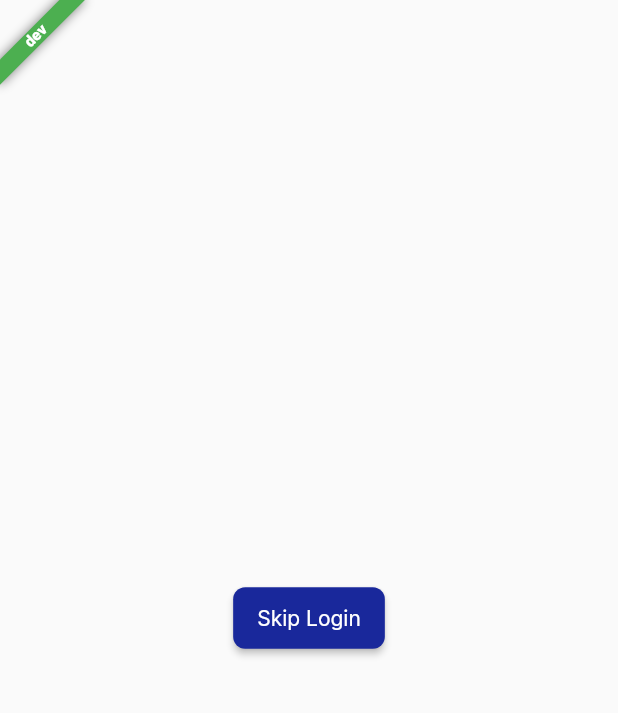
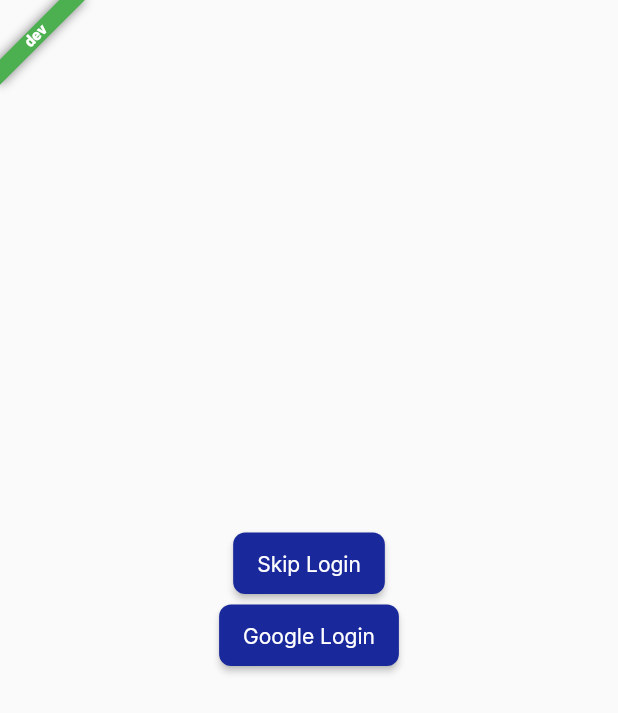
Before and after one commit to vbalagovic/flutter-presetup, a Flutter app: the screen it shows after launch, on a phone screen of 412 x 824 dp. Shown: the top 713 px of the screen. Run offline on Flutter 3.47's test engine with Material 2 defaults, Android fonts, the phone set to English and light mode, and no system bars; our stand-ins replace easy_localization, firebase_analytics, firebase_auth, firebase_core, flutter_easyloading, flutter_riverpod and 6 more; accounts and stored records are empty.

Commit message:
Partially added social

```diff
--- a/lib/data/providers/theme_provider.dart
+++ b/lib/data/providers/theme_provider.dart
@@ -30,6 +30,6 @@
 
   void setThemeMode(ThemeMode mode) {
     state = state.copyWith(mode: mode); // mode;
-    KvzTheme.saveThemeMode(mode);
+    FpTheme.saveThemeMode(mode);
   }
 }
--- a/lib/main_common.dart
+++ b/lib/main_common.dart
@@ -1,11 +1,13 @@
 import 'package:firebase_core/firebase_core.dart';
 import 'package:flutter/material.dart';
+import 'package:flutter_easyloading/flutter_easyloading.dart';
 import 'package:flutter_riverpod/flutter_riverpod.dart';
 import 'package:easy_localization/easy_localization.dart';
 import 'package:presetup/data/providers/auth_provider.dart';
 import 'package:presetup/data/providers/theme_provider.dart';
 import 'package:presetup/utilities/router.dart';
 import 'package:firebase_analytics/firebase_analytics.dart';
+import 'package:presetup/utilities/theme.dart';
 
 void mainCommon(options) async {
   WidgetsFlutterBinding.ensureInitialized();
@@ -24,6 +26,8 @@
   ], path: 'assets/translations', fallbackLocale: const Locale('en'), child: UncontrolledProviderScope(container: container, child: MyApp())));
 }
 
+void configLoading() {}
+
 class MyApp extends ConsumerStatefulWidget {
   const MyApp({super.key});
 
@@ -34,6 +38,17 @@
 class MyAppState extends ConsumerState<MyApp> {
   @override
   Widget build(BuildContext context) {
+    EasyLoading.instance
+      ..maskType = EasyLoadingMaskType.black
+      ..loadingStyle = EasyLoadingStyle.custom
+      ..textColor = FpTheme.of(context).darkTone60
+      ..backgroundColor = Colors.grey[50]
+      ..contentPadding = const EdgeInsets.all(25)
+      ..maskColor = Colors.transparent
+      ..progressColor = FpTheme.of(context).darkTone60
+      ..indicatorColor = FpTheme.of(context).darkTone60
+      ..indicatorType = EasyLoadingIndicatorType.wave;
+
     final router = ref.watch(routerProvider);
     ThemeMode themeMode = ref.watch(themeProvider).mode;
 
@@ -45,6 +60,18 @@
       darkTheme: ThemeData(brightness: Brightness.dark),
       themeMode: themeMode,
       routerConfig: router,
+      builder: EasyLoading.init(builder: (context, child) {
+        //EasyLoading.init();
+        // Obtain the current media query information.
+        final mediaQueryData = MediaQuery.of(context);
+
+        return MediaQuery(
+          // Set the default textScaleFactor to 1.0 for
+          // the whole subtree.
+          data: mediaQueryData.copyWith(textScaleFactor: 1.0),
+          child: child!,
+        );
+      }),
     );
   }
 }
--- a/lib/screens/login_screen.dart
+++ b/lib/screens/login_screen/login_screen.dart
@@ -6,6 +6,7 @@
 import 'package:flutter_riverpod/flutter_riverpod.dart';
 import 'package:presetup/data/providers/auth_provider.dart';
 import 'package:presetup/flavor_banner.dart';
+import 'package:presetup/screens/login_screen/widgets/social_login.dart';
 import 'package:presetup/widgets/fp_button.dart';
 
 class LoginScreen extends ConsumerStatefulWidget {
@@ -50,6 +51,8 @@
               onPressed: state.isLoading ? null : () => ref.read(signInProvider.notifier).signInAnonymously(),
               isLoading: state.isLoading,
             ),
+
+            SocialLogin()
           ],
         )), // This trailing comma makes auto-formatting nicer for build methods.
       ),
--- /dev/null
+++ b/lib/screens/login_screen/widgets/social_login.dart
@@ -0,0 +1,107 @@
+import 'dart:developer';
+import 'dart:io';
+
+import 'package:flutter/material.dart';
+import 'package:flutter_easyloading/flutter_easyloading.dart';
+import 'package:flutter_riverpod/flutter_riverpod.dart';
+import 'package:presetup/services/social_auth_service.dart';
+import 'package:presetup/utilities/auth_handler.dart';
+import 'package:presetup/utilities/enum.dart';
+import 'package:presetup/utilities/router.dart';
+import 'package:presetup/widgets/fp_button.dart';
+
+
+class SocialLogin extends ConsumerWidget {
+  const SocialLogin({
+    Key? key,
+  }) : super(key: key);
+
+  @override
+  Widget build(BuildContext context, WidgetRef ref) {
+    double sizeW = MediaQuery.of(context).size.width / 100;
+
+    void handleSocialLogin(AuthResultStatus status) {
+      EasyLoading.dismiss();
+      if (status == AuthResultStatus.successful) {
+      } else if (status == AuthResultStatus.cancelled) {
+        //
+      } else {
+        showDialog(
+            context: context,
+            builder: (context) {
+              return GestureDetector(
+                onTap: (() => Navigator.pop(context)),
+                child: AlertDialog(
+                  title: const Center(
+                    child: Text('Failed'),
+                  ),
+                  content: Text(
+                    AuthExceptionHandler.generateExceptionMessage(status),
+                    textAlign: TextAlign.center,
+                  ),
+                ),
+              );
+            });
+      }
+    }
+
+    Future<void> redirectOnLogin() async {
+      // Fetch user data from backend if needed
+      ref.read(routerProvider).go("/home/dashboard");
+    }
+
+    Future<AuthResultStatus> signInWithGoogle() async {
+      final AuthResultStatus result = await AuthService(ref).googleSignIn();
+
+      if (result == AuthResultStatus.successful) {
+        await redirectOnLogin();
+      }
+      handleSocialLogin(result);
+
+      return result;
+    }
+
+    /* Future<AuthResultStatus> signInWithFacebook() async {
+      log("fcb sign in");
+      final AuthResultStatus result = await AuthService().facebookSignIn();
+
+      if (result == AuthResultStatus.successful) {
+        await redirectOnLogin();
+      }
+      handleSocialLogin(result);
+
+      return result;
+    }
+
+    Future<AuthResultStatus> signInWithApple() async {
+      log("apple sign in");
+      final AuthResultStatus result = await AuthService().appleSignIn();
+
+      if (result == AuthResultStatus.successful) {
+        await redirectOnLogin();
+      }
+      handleSocialLogin(result);
+      return result;
+    } */
+
+    return Padding(
+      padding: const EdgeInsets.only(bottom: 25),
+      child: SizedBox(
+        width: Platform.isIOS ? sizeW * 60 : sizeW * 40,
+        child: Row(
+          mainAxisSize: MainAxisSize.max,
+          mainAxisAlignment: MainAxisAlignment.spaceAround,
+          crossAxisAlignment: CrossAxisAlignment.center,
+          children: [
+            FpButton(
+              title: "Google Login",
+              onPressed: () async {
+                await signInWithGoogle();
+              },
+            ),
+          ],
+        ),
+      ),
+    );
+  }
+}
--- /dev/null
+++ b/lib/services/social_auth_service.dart
@@ -0,0 +1,163 @@
+import 'dart:developer';
+import 'dart:math' as dm;
+
+import 'package:firebase_auth/firebase_auth.dart';
+import 'package:flutter_easyloading/flutter_easyloading.dart';
+import 'package:flutter_riverpod/flutter_riverpod.dart';
+import 'package:google_sign_in/google_sign_in.dart';
+import 'package:presetup/data/providers/auth_provider.dart';
+import 'package:presetup/utilities/enum.dart';
+
+class AuthService {
+  AuthService(this.ref);
+
+  final FirebaseAuth auth = FirebaseAuth.instance;
+  late AuthResultStatus status;
+  late WidgetRef ref;
+
+  Future<AuthResultStatus> googleSignIn() async {
+    log("google sign in -----");
+    final GoogleSignIn googleSignIn = GoogleSignIn();
+    log("google sign in");
+    try {
+      EasyLoading.show();
+      final googleUser = await googleSignIn.signIn();
+      log(googleUser!.email);
+      if (googleUser == null) {
+        EasyLoading.dismiss();
+        return AuthResultStatus.cancelled;
+      }
+
+      final googleAuth = await googleUser.authentication;
+
+      final credential = GoogleAuthProvider.credential(
+        accessToken: googleAuth.accessToken,
+        idToken: googleAuth.idToken,
+      );
+
+      status = await ref.read(signInProvider.notifier).signInWithCredential(credential);
+
+      return status;
+    } catch (error) {
+      log("$error");
+      EasyLoading.dismiss();
+      return AuthResultStatus.undefined;
+    }
+  }
+
+  /* Future<AuthResultStatus> facebookSignIn() async {
+    log("facebook sign in -----");
+    try {
+      final LoginResult result = await FacebookAuth.instance.login();
+      EasyLoading.show();
+      if (result.status == LoginStatus.success) {
+        final AccessToken accessToken = result.accessToken!;
+        final userData = await FacebookAuth.i.getUserData();
+        final OAuthCredential credential =
+            FacebookAuthProvider.credential(accessToken.token);
+        log("facebook status $userData");
+        status = await signInWithCredential(credential);
+      } else if (result.status == LoginStatus.cancelled) {
+        return AuthResultStatus.cancelled;
+      } else {
+        log("facebook status ${result.status}");
+        log("facebook message ${result.message}");
+        status = AuthResultStatus.undefined;
+      }
+
+      return status;
+    } catch (error) {
+      log("$error");
+      EasyLoading.dismiss();
+      return AuthResultStatus.undefined;
+    }
+  }
+
+  /// Generates a cryptographically secure random nonce, to be included in a
+  /// credential request.
+  String generateNonce([int length = 32]) {
+    const charset =
+        '0123456789ABCDEFGHIJKLMNOPQRSTUVXYZabcdefghijklmnopqrstuvwxyz-._';
+    final random = dm.Random.secure();
+    return List.generate(length, (_) => charset[random.nextInt(charset.length)])
+        .join();
+  }
+
+  /// Returns the sha256 hash of [input] in hex notation.
+  String sha256ofString(String input) {
+    final bytes = utf8.encode(input);
+    final digest = sha256.convert(bytes);
+    return digest.toString();
+  }
+
+  Future<AuthResultStatus> appleSignIn() async {
+    // To prevent replay attacks with the credential returned from Apple, we
+    // include a nonce in the credential request. When signing in with
+    // Firebase, the nonce in the id token returned by Apple, is expected to
+    // match the sha256 hash of `rawNonce`.
+    final rawNonce = generateNonce();
+    final nonce = sha256ofString(rawNonce);
+
+    try {
+      final appleResult = await SignInWithApple.getAppleIDCredential(scopes: [
+        AppleIDAuthorizationScopes.email,
+        AppleIDAuthorizationScopes.fullName,
+      ], nonce: nonce);
+      EasyLoading.show();
+      final credential = OAuthProvider("apple.com")
+          .credential(idToken: appleResult.identityToken, rawNonce: rawNonce);
+      status = await signInWithCredential(credential);
+
+      return status;
+    } on SignInWithAppleAuthorizationException catch (error) {
+      if (error.code == AuthorizationErrorCode.unknown ||
+          error.code == AuthorizationErrorCode.canceled) {
+        return AuthResultStatus.cancelled;
+      }
+      EasyLoading.dismiss();
+      return AuthResultStatus.undefined;
+    } catch (error) {
+      EasyLoading.dismiss();
+      return AuthResultStatus.undefined;
+    }
+  }
+
+  /* Future deleteUser() async {
+    try {
+      await auth.currentUser?.reload().then((value) {
+        FirebaseService().deleteUserData();
+        return auth.currentUser?.delete();
+      });
+    } on FirebaseAuthException catch (error) {
+      log("$error");
+      if (error.code == "requires-recent-login") {
+        return AuthResultStatus.needsLogin;
+      }
+      return AuthResultStatus.undefined;
+    }
+  } */
+
+  Future<void> logOut() async {
+    EasyLoading.show();
+    auth.signOut().then((value) async {
+      final prefs = await SharedPreferences.getInstance();
+      await prefs.remove('token');
+      EasyLoading.dismiss();
+      router.replace(ErsRoute.login);
+    });
+  }
+
+  Future deleteUser() async {
+    try {
+      await auth.currentUser?.reload().then((value) {
+        return auth.currentUser?.delete();
+      });
+    } on FirebaseAuthException catch (error) {
+      log("$error");
+      if (error.code == "requires-recent-login") {
+        return AuthResultStatus.needsLogin;
+      }
+      return AuthResultStatus.undefined;
+    }
+  } */
+}
--- /dev/null
+++ b/lib/utilities/enum.dart
@@ -0,0 +1,15 @@
+enum AuthResultStatus {
+  successful,
+  emailAlreadyExists,
+  wrongPassword,
+  invalidEmail,
+  userNotFound,
+  userDisabled,
+  operationNotAllowed,
+  tooManyRequests,
+  undefined,
+  weakPassword,
+  accountExistsWithDifferentCredential,
+  cancelled,
+  needsLogin
+}
--- a/lib/utilities/router.dart
+++ b/lib/utilities/router.dart
@@ -3,7 +3,7 @@
 import 'package:presetup/data/providers/auth_provider.dart';
 import 'package:presetup/data/repositories/auth_repository.dart';
 import 'package:presetup/screens/dashboard_screen.dart';
-import 'package:presetup/screens/login_screen.dart';
+import 'package:presetup/screens/login_screen/login_screen.dart';
 import 'package:presetup/screens/splash_screen.dart';
 import 'package:presetup/utilities/router_refresh.dart';
 import 'package:flutter_riverpod/flutter_riverpod.dart';
--- a/lib/utilities/theme.dart
+++ b/lib/utilities/theme.dart
@@ -13,7 +13,7 @@
   desktop,
 }
 
-abstract class KvzTheme {
+abstract class FpTheme {
   static DeviceSize deviceSize = DeviceSize.mobile;
 
   static Future initialize() async =>
@@ -29,7 +29,7 @@
       ? _prefs?.remove(kThemeModeKey)
       : _prefs?.setBool(kThemeModeKey, mode == ThemeMode.dark);
 
-  static KvzTheme of(BuildContext context) =>
+  static FpTheme of(BuildContext context) =>
       Theme.of(context).brightness == Brightness.dark
           ? DarkModeTheme()
           : LightModeTheme();
@@ -96,7 +96,7 @@
   }
 }
 
-class LightModeTheme extends KvzTheme {
+class LightModeTheme extends FpTheme {
   late Color primaryColor = const Color(0xFF19289B);
   late Color secondaryColor = const Color(0xFF5CC1B4);
   late Color tertiaryColor = const Color(0xFFEC5685);
@@ -147,7 +147,7 @@
 class MobileTypography extends Typography {
   MobileTypography(this.theme);
 
-  final KvzTheme theme;
+  final FpTheme theme;
 
   String get title1Family => 'Inter';
   TextStyle get title1 => GoogleFonts.getFont(
@@ -211,7 +211,7 @@
 class TabletTypography extends Typography {
   TabletTypography(this.theme);
 
-  final KvzTheme theme;
+  final FpTheme theme;
 
   String get title1Family => 'Inter';
   TextStyle get title1 => GoogleFonts.getFont(
@@ -273,7 +273,7 @@
 class DesktopTypography extends Typography {
   DesktopTypography(this.theme);
 
-  final KvzTheme theme;
+  final FpTheme theme;
 
   String get title1Family => 'Inter';
   TextStyle get title1 => GoogleFonts.getFont(
@@ -332,7 +332,7 @@
       );
 }
 
-class DarkModeTheme extends KvzTheme {
+class DarkModeTheme extends FpTheme {
   late Color primaryColor = const Color(0xFF8377F3);
   late Color secondaryColor = const Color(0xFF5CC1B4);
   late Color tertiaryColor = const Color(0xFFEC5685);
--- a/lib/widgets/fp_button.dart
+++ b/lib/widgets/fp_button.dart
@@ -25,9 +25,9 @@
           padding: MaterialStateProperty.all<EdgeInsets>(const EdgeInsets.symmetric(vertical: 12, horizontal: 16)),
           backgroundColor: MaterialStateProperty.resolveWith<Color>((states) {
             if (states.contains(MaterialState.disabled)) {
-              return KvzTheme.of(context).primaryColor.withOpacity(0.7);
+              return FpTheme.of(context).primaryColor.withOpacity(0.7);
             }
-            return KvzTheme.of(context).primaryColor;
+            return FpTheme.of(context).primaryColor;
           }),
         ),
         onPressed: !isLoading ? onPressed : null,
@@ -46,7 +46,7 @@
             const SizedBox(
               width: 8,
             ),
-          Text(title, style: KvzTheme.of(context).bodyText1.copyWith(color: KvzTheme.of(context).primaryBtnText))
+          Text(title, style: FpTheme.of(context).bodyText1.copyWith(color: FpTheme.of(context).primaryBtnText))
         ]));
   }
 }
--- a/pubspec.yaml
+++ b/pubspec.yaml
@@ -48,6 +48,8 @@
   firebase_core: ^2.4.1
   firebase_analytics: ^10.1.0
   firebase_auth: ^4.2.5
+  flutter_easyloading: ^3.0.5
+  google_sign_in: ^5.4.3
 
 dev_dependencies:
   flutter_test:
```
Also changed, not shown: lib/data/providers/auth_provider.dart (+10 -0 lines), lib/data/repositories/auth_repository.dart (+18 -0 lines), lib/utilities/auth_handler.dart (added, +77 -0 lines), pubspec.lock, 8 other files.
